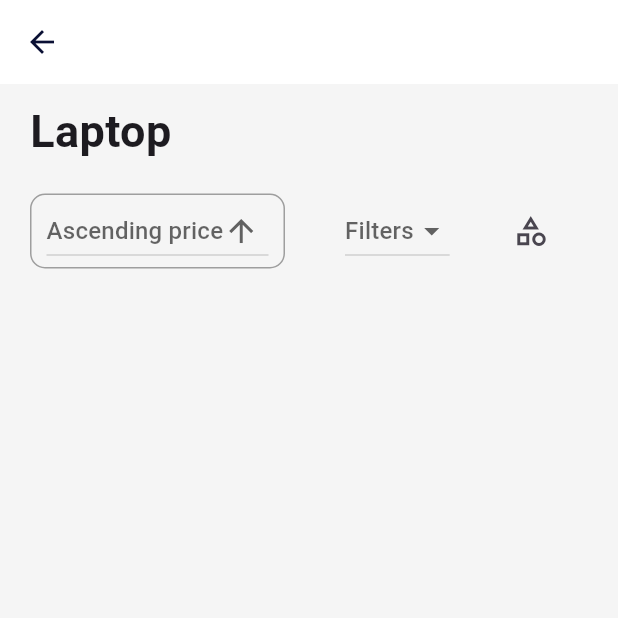
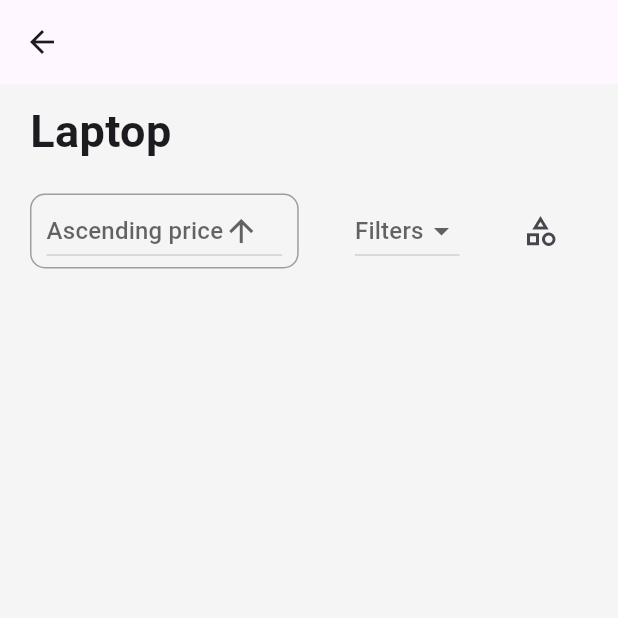
Before and after one commit to Rana-Mohsen/latech, a Flutter app: the LaptopScreen screen opened directly, on a phone screen of 412 x 824 dp, the top half of it. Run offline on Flutter 3.47's test engine with Material 2 defaults, Android fonts, the phone set to English and light mode, and no system bars; our stand-ins replace carousel_slider, cloud_firestore, dots_indicator, firebase_auth, firebase_core, fluttertoast; accounts and stored records are empty.

```diff
--- a/lib/screens/category_screen/laptop.dart
+++ b/lib/screens/category_screen/laptop.dart
@@ -1,6 +1,5 @@
 import 'package:cloud_firestore/cloud_firestore.dart';
 import 'package:final_pro/screens/category_screen/category.dart';
-import 'package:final_pro/screens/home_layout.dart';
 import 'package:flutter/material.dart';
 
 class LaptopScreen extends StatefulWidget {
@@ -44,27 +43,17 @@ class _LaptopScreenState extends State<LaptopScreen> {
 
   @override
   Widget build(BuildContext context) {
+    var width = MediaQuery.of(context).size.width;
+
     return Scaffold(
+      appBar: AppBar(),
       backgroundColor: Colors.grey[100],
-      appBar: AppBar(
-        leading: IconButton(
-          onPressed: () {
-            Navigator.pop(
-              context,
-              MaterialPageRoute(builder: (context) => const HomeLayout()),
-            );
-          },
-          icon: const Icon(Icons.arrow_back),
-          color: const Color(0xff0A1034),
-        ),
-        backgroundColor: Colors.white,
-        elevation: 0,
-      ),
       body: Padding(
         padding: const EdgeInsets.symmetric(horizontal: 10, vertical: 10),
         child: Column(
           crossAxisAlignment: CrossAxisAlignment.start,
           children: [
+
             const Padding(
               padding: EdgeInsets.symmetric(horizontal: 10),
               child: Text(
@@ -80,7 +69,7 @@ class _LaptopScreenState extends State<LaptopScreen> {
               child: Row(
                 children: [
                   Container(
-                    width: 170,
+                    width: width / 2.3,
                     decoration: BoxDecoration(
                       border: Border.all(color: Colors.grey),
                       borderRadius: BorderRadius.circular(10),
@@ -107,8 +96,8 @@ class _LaptopScreenState extends State<LaptopScreen> {
                       ),
                     ),
                   ),
-                  const SizedBox(
-                    width: 40,
+                  SizedBox(
+                    width: width / 11,
                   ),
                   DropdownButton(
                     hint: const Text("Filters"),
--- a/lib/screens/home_layout.dart
+++ b/lib/screens/home_layout.dart
@@ -41,7 +41,7 @@ class _HomeLayoutState extends State<HomeLayout> {
           BottomNavigationBarItem(
               icon: Icon(Icons.person_outline_rounded), label: 'profile'),
           BottomNavigationBarItem(
-              icon: Icon(Icons.info_outline), label: 'app_info'),
+              icon: Icon(Icons.groups_outlined), label: 'app_info'),
         ],
         onTap: (index) {
           setState(() {});
```
Also changed, not shown: lib/screens/about-app.dart (added, +51 -0 lines), lib/screens/app_info.dart (deleted, +0 -11 lines), lib/screens/team.dart (+16 -1 lines), lib/widgets/sale_item.dart (+13 -3 lines).
